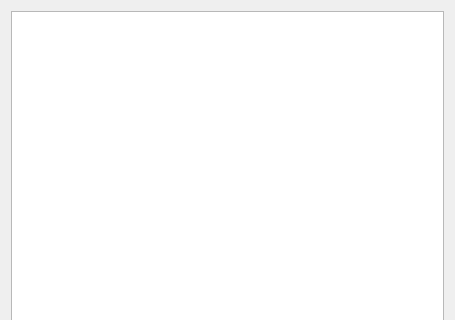
FLO-2DSoftware/qgis-flo-2d-plugin, file flo2d/ui/schem_xs_info.ui: the form before one commit; both pictures show x 0 to 455 and y 0 to 320 of the 455 by 515 pixel window.
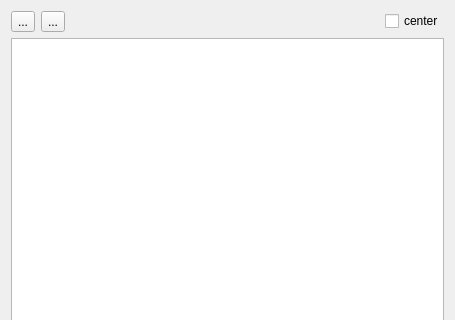
The form after the commit. Icons and pictures are not drawn.

Diff of the .ui file:
```diff
--- a/flo2d/ui/schem_xs_info.ui
+++ b/flo2d/ui/schem_xs_info.ui
@@ -14,9 +14,64 @@
    <string>FLO-2D Plugin Settings</string>
   </property>
   <layout class="QGridLayout" name="gridLayout">
-   <item row="0" column="0">
+   <item row="1" column="0">
     <widget class="QTextEdit" name="tedit"/>
    </item>
+   <item row="0" column="0">
+    <layout class="QHBoxLayout" name="horizontalLayout">
+     <property name="bottomMargin">
+      <number>0</number>
+     </property>
+     <item>
+      <widget class="QToolButton" name="prev_btn">
+       <property name="toolTip">
+        <string>Previous / Upstream</string>
+       </property>
+       <property name="text">
+        <string>...</string>
+       </property>
+       <property name="icon">
+        <iconset>
+         <normaloff>../img/arrow_1.svg</normaloff>../img/arrow_1.svg</iconset>
+       </property>
+      </widget>
+     </item>
+     <item>
+      <widget class="QToolButton" name="next_btn">
+       <property name="toolTip">
+        <string>Next / Downstream</string>
+       </property>
+       <property name="text">
+        <string>...</string>
+       </property>
+       <property name="icon">
+        <iconset>
+         <normaloff>../img/arrow_3.svg</normaloff>../img/arrow_3.svg</iconset>
+       </property>
+      </widget>
+     </item>
+     <item>
+      <spacer name="horizontalSpacer">
+       <property name="orientation">
+        <enum>Qt::Horizontal</enum>
+       </property>
+       <property name="sizeHint" stdset="0">
+        <size>
+         <width>40</width>
+         <height>20</height>
+        </size>
+       </property>
+      </spacer>
+     </item>
+     <item>
+      <widget class="QCheckBox" name="center_chbox">
+       <property name="text">
+        <string>center</string>
+       </property>
+      </widget>
+     </item>
+    </layout>
+   </item>
   </layout>
  </widget>
  <resources/>
```
